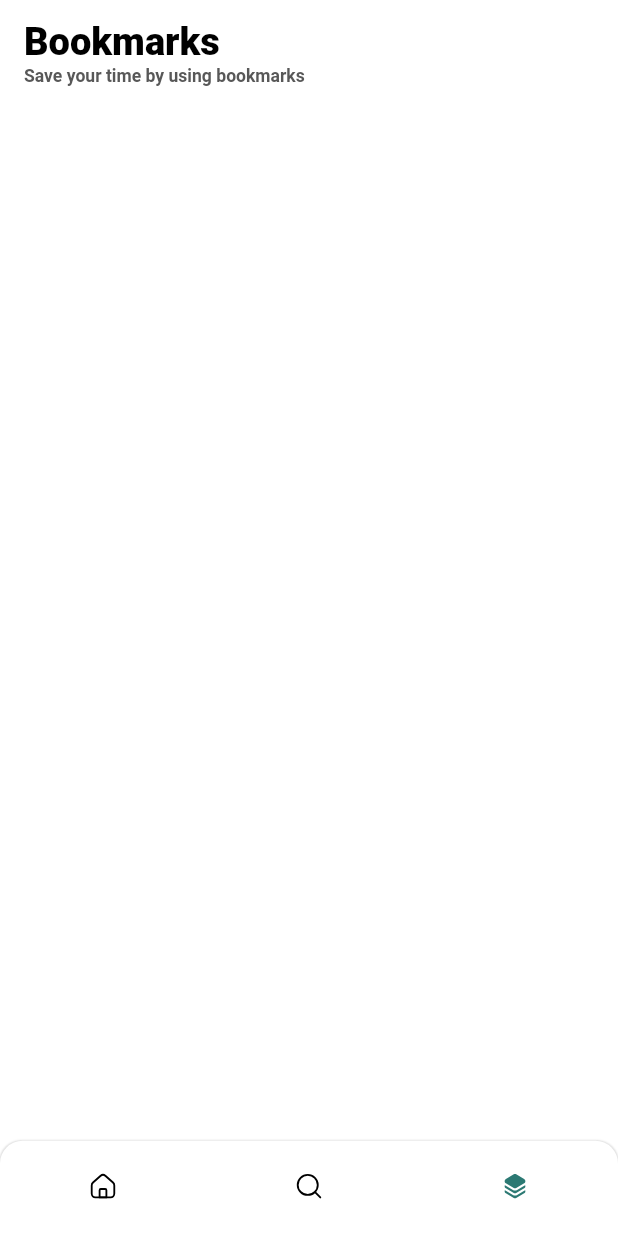
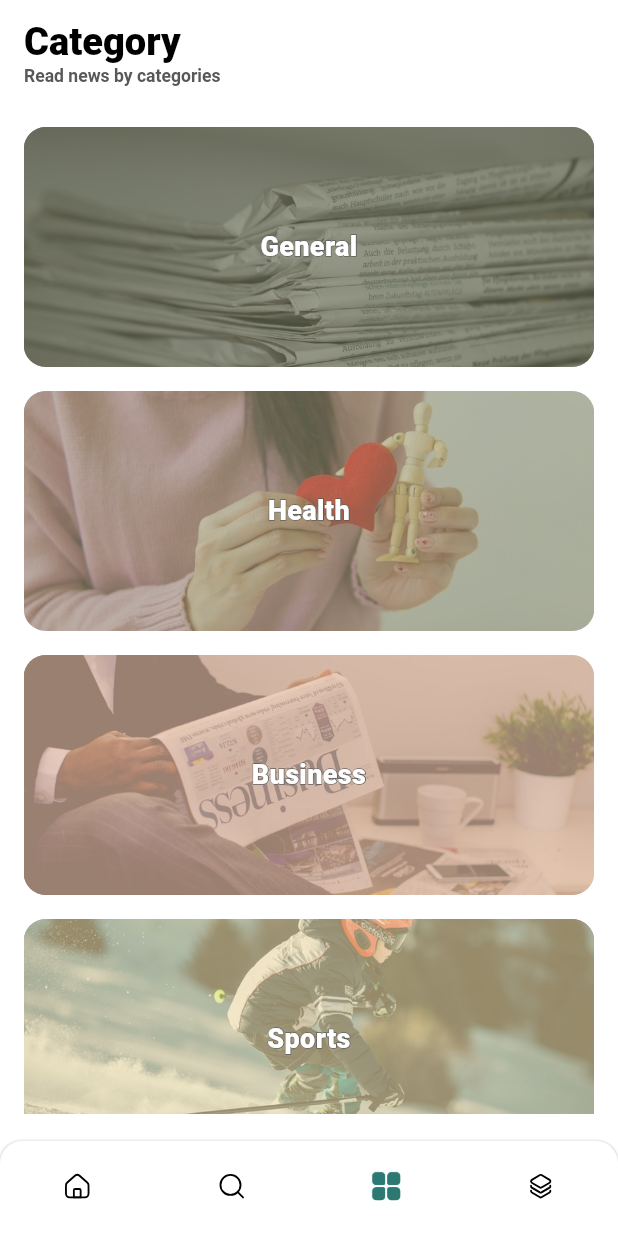
Before and after one commit to thaison-uet/snap_news, a Flutter app: the NavigationViews widget shown alone on an empty page, opened directly, item 3 of the bottom bar chosen, on a phone screen of 412 x 824 dp. Run offline on Flutter 3.47's test engine with Material 3 defaults, Android fonts, the phone set to English and light mode, and no system bars; drawn by our look-alikes of persistent_bottom_nav_bar; our stand-ins replace bloc, cached_network_image, connectivity_plus, dartz, dio, equatable and 16 more; missing offline and left inert: dart:ffi; accounts and stored records are empty; network calls fail.

Commit message:
Create screen category

```diff
--- a/lib/src/core/components/component_theme.dart
+++ b/lib/src/core/components/component_theme.dart
@@ -12,6 +12,13 @@ const Color colorSecondary = Color(0xFFFFFFFF);
 const Color colorSecondaryReadMode = Color(0xFFDFCEBC);
 const Color transparent = Color(0x00000000);
 const Color colorStar = Color(0xFFFFCE16);
+Color colorGeneralCover = const Color(0xFF797d62).withOpacity(0.6);
+Color colorHealthCover = const Color(0xFF9b9b7a).withOpacity(0.6);
+Color colorBusinessCover = const Color(0xFFd9ae94).withOpacity(0.6);
+Color colorSportsCover = const Color(0xFFf1dca7).withOpacity(0.6);
+Color colorScienceCover = const Color(0xFFffcb69).withOpacity(0.6);
+Color colorEntertainmentCover = const Color(0xFFd08c60).withOpacity(0.6);
+Color colorTechnologyCover = const Color(0xFF997b66).withOpacity(0.6);
 
 const Color colorsBlack = Color(0xFF000000);
 const Color colorsBlackGray = Color.fromARGB(255, 27, 27, 27);
--- /dev/null
+++ b/lib/src/core/extensions/extension_string.dart
@@ -0,0 +1,5 @@
+extension StringExtension on String {
+  String capitalize() {
+    return "${this[0].toUpperCase()}${substring(1).toLowerCase()}";
+  }
+}
--- a/lib/src/core/networks/network_constant.dart
+++ b/lib/src/core/networks/network_constant.dart
@@ -2,7 +2,6 @@ const hostUrl = "newsapi.org";
 const rootUrl = "https://newsapi.org/v2/";
 
 const listApiKey = [
-  "29a4a3f0b16a46ed85356ca1c043a722",
   "8f6fc78e607f4ce5b41d72e4522f7bfb",
   "29a4a3f0b16a46ed85356ca1c043a722",
   "e1a67bd34b454345a497e9e368146ae4",
--- a/lib/src/data/models/news_model.dart
+++ b/lib/src/data/models/news_model.dart
@@ -33,7 +33,7 @@ class NewsModel {
 @JsonSerializable(explicitToJson: true)
 class NewsArticleModel {
   final NewsArticleSourceModel source;
-  @JsonKey(defaultValue: "Antonio Fernandez")
+  @JsonKey(defaultValue: "Shin")
   final String author;
   @JsonKey(defaultValue: "")
   final String title;
--- a/lib/src/domain/entitites/category_type.dart
+++ b/lib/src/domain/entitites/category_type.dart
@@ -1,4 +1,7 @@
-enum Categorytype {
+import 'package:flutter/material.dart';
+import 'package:news_app/src/core/core.dart';
+
+enum CategoryType {
   business,
   entertainment,
   general,
@@ -7,3 +10,28 @@ enum Categorytype {
   sports,
   technology
 }
+
+extension CategoryTypeExtension on CategoryType {
+  String get imageName {
+    return "assets/images/img_$name.jpeg";
+  }
+
+  Color get color {
+    switch (this) {
+      case CategoryType.business:
+        return colorBusinessCover;
+      case CategoryType.entertainment:
+        return colorEntertainmentCover;
+      case CategoryType.general:
+        return colorGeneralCover;
+      case CategoryType.health:
+        return colorHealthCover;
+      case CategoryType.science:
+        return colorScienceCover;
+      case CategoryType.sports:
+        return colorSportsCover;
+      case CategoryType.technology:
+        return colorTechnologyCover;
+    }
+  }
+}
--- /dev/null
+++ b/lib/src/presentation/category/view/category_view.dart
@@ -0,0 +1,135 @@
+import 'package:cached_network_image/cached_network_image.dart';
+import 'package:flutter/material.dart';
+import 'package:flutter/rendering.dart';
+import 'package:flutter_bloc/flutter_bloc.dart';
+import 'package:flutter_screenutil/flutter_screenutil.dart';
+import 'package:flutter_svg/svg.dart';
+import 'package:news_app/src/core/extensions/extension_string.dart';
+import 'package:news_app/src/domain/entitites/category_type.dart';
+import 'package:news_app/src/utils/constants/common_constants.dart';
+import 'package:shimmer/shimmer.dart';
+import 'package:timeago/timeago.dart' as timeago;
+
+import '../../../core/core.dart';
+import '../../../domain/entitites/news_entities.dart';
+import '../../home/bloc/enum_home_bloc.dart';
+import '../../home/bloc/home_news/home_news_bloc.dart';
+import '../../home/widget/trending_skeleton_widget.dart';
+
+class CategoryViews extends StatefulWidget {
+  List<CategoryType> categories = [
+    CategoryType.general,
+    CategoryType.health,
+    CategoryType.business,
+    CategoryType.sports,
+    CategoryType.science,
+    CategoryType.entertainment,
+    CategoryType.technology
+  ];
+
+  CategoryViews({super.key});
+
+  @override
+  State<CategoryViews> createState() => _CategoryViewsState();
+}
+
+class _CategoryViewsState extends State<CategoryViews> {
+  @override
+  Widget build(BuildContext context) {
+    return Scaffold(
+      appBar: AppBar(
+        toolbarHeight: 70,
+        elevation: 0,
+        backgroundColor: Guide.isDark(context) ? colorsBlack : colorWhite,
+        centerTitle: false,
+        title: Column(
+          crossAxisAlignment: CrossAxisAlignment.start,
+          children: [
+            const Text(
+              "Category",
+            )
+                .blackSized(26)
+                .colors(Guide.isDark(context) ? darkThemeText : colorsBlack),
+            const Text("Read news by categories").boldSized(12).colors(
+                  Guide.isDark(context) ? darkThemeText : colorTextGray,
+                ),
+          ],
+        ),
+      ),
+      body: SafeArea(
+          child: Container(
+        color: colorWhite,
+        margin:
+            EdgeInsets.only(top: 5.h, left: 15.w, right: 15.w, bottom: 10.h),
+        padding: EdgeInsets.only(top: 10.h, bottom: 24.h),
+        child: SingleChildScrollView(
+            scrollDirection: Axis.vertical, child: listCategory()),
+      )),
+    );
+  }
+
+  ListView listCategory() {
+    return ListView.separated(
+        separatorBuilder: (BuildContext context, int index) {
+          return const SizedBox(height: 16);
+        },
+        padding: EdgeInsets.zero,
+        scrollDirection: Axis.vertical,
+        itemCount: widget.categories.length,
+        physics: const NeverScrollableScrollPhysics(),
+        shrinkWrap: true,
+        itemBuilder: (BuildContext context, int index) {
+          CategoryType category = widget.categories[index];
+          return GestureDetector(
+            onTap: () => showNewsBy(category),
+            child: SizedBox(
+              width: double.infinity,
+              height: 160,
+              child: ClipRRect(
+                borderRadius: BorderRadius.circular(15.r),
+                child: Stack(alignment: Alignment.center, children: [
+                  Image.asset(category.imageName,
+                      width: double.infinity,
+                      height: double.infinity,
+                      fit: BoxFit.cover),
+                  Container(
+                      color: category.color,
+                      width: double.infinity,
+                      height: double.infinity),
+                  Stack(
+                    children: <Widget>[
+                      Text(
+                        category.name.capitalize(),
+                        style: TextStyle(
+                          fontSize: 18,
+                          fontWeight: FontWeight.w800,
+                          foreground: Paint()
+                            ..style = PaintingStyle.stroke
+                            ..strokeWidth = 1
+                            ..color = colorTextGray,
+                        ),
+                      ),
+                      Text(
+                        category.name.capitalize(),
+                        textAlign: TextAlign.center,
+                        style: const TextStyle(
+                            color: colorWhite,
+                            fontSize: 18,
+                            fontWeight: FontWeight.w800),
+                      ),
+                    ],
+                  )
+                ]),
+              ),
+            ),
+          );
+        });
+  }
+
+  void showNewsBy(CategoryType category) {
+    Guide.to(
+        name: categoryNews,
+        arguments: CategoryNewsViewArgument(
+            category: category.name, query: "", isKeyword: false));
+  }
+}
--- a/lib/src/presentation/home/view/home_view.dart
+++ b/lib/src/presentation/home/view/home_view.dart
@@ -783,13 +783,13 @@ class _HomeViewState extends State<HomeView> {
 
   Widget _categorySliderWidget() {
     List category = [
-      Categorytype.business.name,
-      Categorytype.entertainment.name,
-      Categorytype.general.name,
-      Categorytype.health.name,
-      Categorytype.science.name,
-      Categorytype.sports.name,
-      Categorytype.technology.name
+      CategoryType.business.name,
+      CategoryType.entertainment.name,
+      CategoryType.general.name,
+      CategoryType.health.name,
+      CategoryType.science.name,
+      CategoryType.sports.name,
+      CategoryType.technology.name
     ];
     return BlocBuilder<HomeNewsBloc, HomeNewsState>(
       builder: (_, state) {
--- a/lib/src/presentation/navigation/view/navigation_view.dart
+++ b/lib/src/presentation/navigation/view/navigation_view.dart
@@ -9,6 +9,7 @@ import '../../../core/components/component_theme.dart';
 import '../../../injector.dart';
 import '../../bookmark/bloc/bookmark/bookmark_news_bloc.dart';
 import '../../bookmark/view/bookmark_view.dart';
+import '../../category/view/category_view.dart';
 import '../../explore/view/explore_view.dart';
 import '../../home/view/home_view.dart';
 
@@ -35,6 +36,16 @@ class NavigationViews extends StatelessWidget {
             ),
           ),
         child: const ExploreViews(),
+      ),
+      BlocProvider(
+        create: (_) => sl<HomeNewsBloc>()
+          ..add(
+            const GetEverythingNews(
+              limit: 20,
+              page: 1,
+            ),
+          ),
+        child: CategoryViews(),
       ),
       BlocProvider(
         create: (_) => sl<BookmarkNewsBloc>()
@@ -78,6 +89,19 @@ class NavigationViews extends StatelessWidget {
           color: Theme.of(context).brightness == Brightness.dark
               ? colorWhite
               : colorsBlack,
+        ),
+      ),
+      PersistentBottomNavBarItem(
+        icon: Image.asset(
+          "assets/icons/ic_category_enabled.png",
+          width: 20.w,
+          height: 20.w,
+          color: colorPrimary,
+        ),
+        inactiveIcon: Image.asset(
+          "assets/icons/ic_category_disabled.png",
+          width: 20.w,
+          height: 20.w,
         ),
       ),
       PersistentBottomNavBarItem(
```
Also changed, not shown: assets/icons/ic_category_disabled.png (added), assets/icons/ic_category_enabled.png (added), assets/images/img_business.jpeg (added), assets/images/img_entertainment.jpeg (added), assets/images/img_general.jpeg (added), assets/images/img_health.jpeg (added), assets/images/img_science.jpeg (added), assets/images/img_sports.jpeg (added), assets/images/img_technology.jpeg (added).
